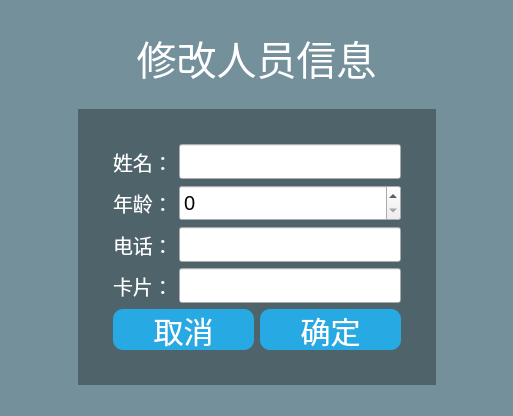
Qt form ModPersonInfoDlg.ui (hero1356/xiedao_frontgui) before a commit.
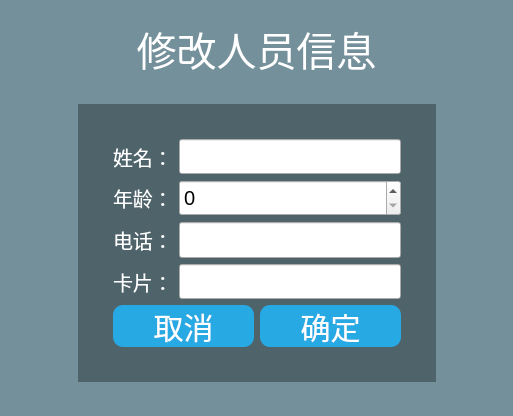
The same form after that commit. Icons and pictures are not drawn.

What changed in the file:
```diff
--- a/ModPersonInfoDlg.ui
+++ b/ModPersonInfoDlg.ui
@@ -73,10 +73,13 @@
      <property name="orientation">
       <enum>Qt::Vertical</enum>
      </property>
+     <property name="sizeType">
+      <enum>QSizePolicy::Fixed</enum>
+     </property>
      <property name="sizeHint" stdset="0">
       <size>
        <width>20</width>
-       <height>27</height>
+       <height>10</height>
       </size>
      </property>
     </spacer>
```
Left out of the diff: 8 changed lines with no effect on the pictures.
